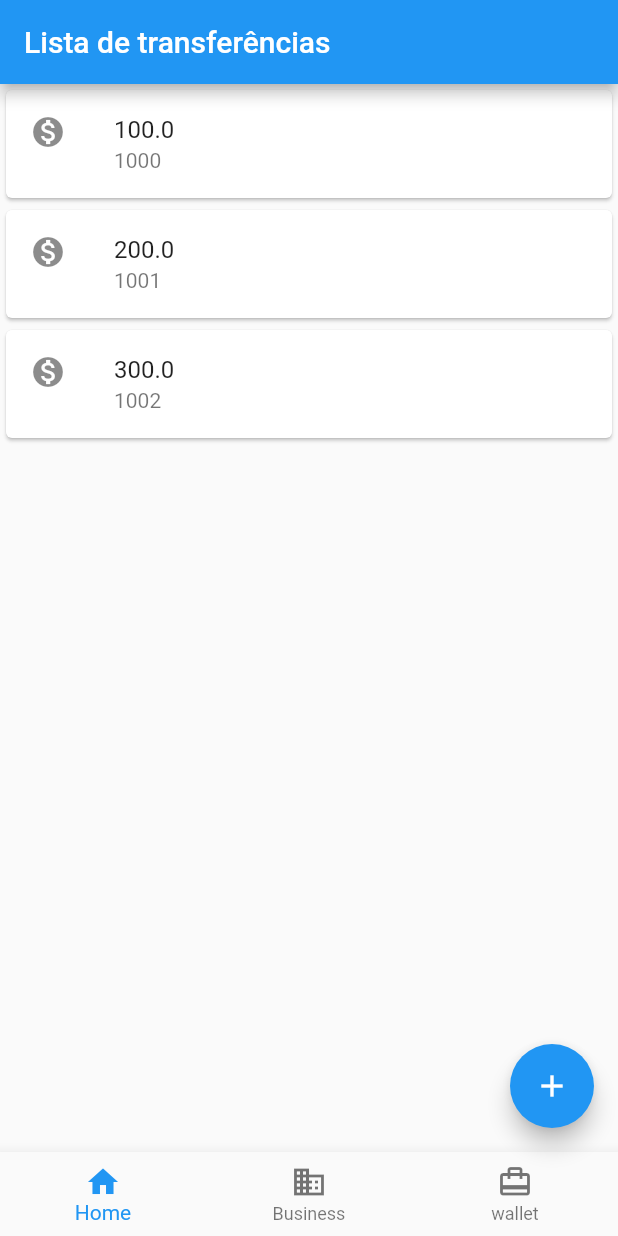
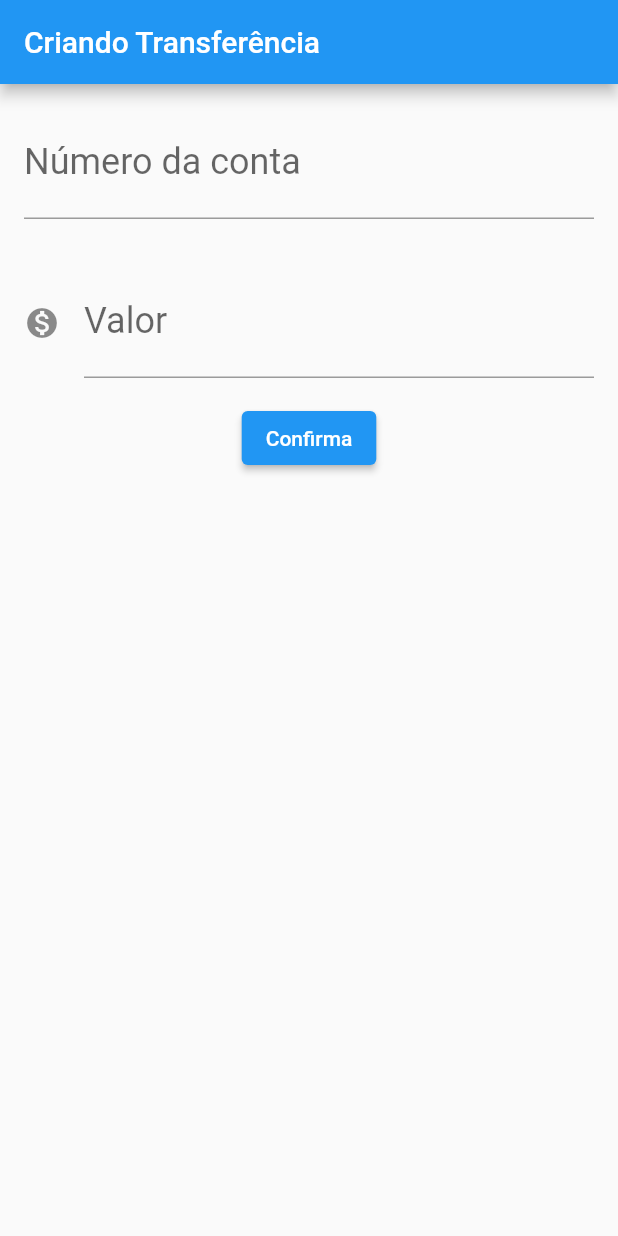
Before and after one commit to gabsabreu/bytebank, a Flutter app: the screen it shows after launch, on a phone screen of 412 x 824 dp. Run offline on Flutter 3.47's test engine with Material 2 defaults, Android fonts, the phone set to English and light mode, and no system bars.

Commit message:
criando transferencia

```diff
--- a/flutter_application_1/lib/main.dart
+++ b/flutter_application_1/lib/main.dart
@@ -1,45 +1,77 @@
 import 'package:flutter/material.dart';
 
-void main() => runApp(
-      MaterialApp(
-        home: Scaffold(
-          body: ListaTransferencias(),
-          appBar: AppBar(
-            title: Text('Lista de transferências'),
-          ),
-          floatingActionButton: FloatingActionButton(
-            onPressed: () {},
-            child: Icon(Icons.add),
-          ),
-          bottomNavigationBar: BottomNavigationBar(
-            items: const <BottomNavigationBarItem>[
-              BottomNavigationBarItem(
-                icon: Icon(Icons.home),
-                label: 'Home',
-              ),
-              BottomNavigationBarItem(
-                icon: Icon(Icons.business),
-                label: 'Business',
-              ),
-              BottomNavigationBarItem(
-                icon: Icon(Icons.wallet_travel),
-                label: 'wallet',
-              ),
-            ],
-          ),
-        ),
+void main() => runApp(BytebankApp());
+
+class BytebankApp extends StatelessWidget {
+  @override
+  Widget build(BuildContext context) {
+    return MaterialApp(
+      home: Scaffold(
+        body: FormularioTransferencia(),
       ),
     );
+  }
+}
+
+class FormularioTransferencia extends StatelessWidget {
+  @override
+  Widget build(BuildContext context) {
+    return Scaffold(
+        appBar: AppBar(
+          title: Text('Criando Transferência'),
+        ),
+        body: Column(
+          children: <Widget>[
+            Padding(
+              padding: const EdgeInsets.all(16.0),
+              child: TextField(
+                style: TextStyle(fontSize: 24.0),
+                decoration: InputDecoration(
+                  labelText: 'Número da conta',
+                  hintText: '0000',
+                ),
+                keyboardType: TextInputType.number,
+              ),
+            ),
+            Padding(
+              padding: const EdgeInsets.all(16.0),
+              child: TextField(
+                style: TextStyle(fontSize: 24.0),
+                decoration: InputDecoration(
+                  icon: Icon(Icons.monetization_on),
+                  labelText: 'Valor',
+                  hintText: '0.00',
+                ),
+                keyboardType: TextInputType.number,
+              ),
+            ),
+            ElevatedButton(
+              onPressed: () {},
+              child: const Text('Confirma'),
+            )
+          ],
+        ));
+  }
+}
 
 class ListaTransferencias extends StatelessWidget {
   @override
   Widget build(BuildContext context) {
-    return Column(
-      children: <Widget>[
-        ItemTransferencia(Transferencia(100.0, 1000)),
-        ItemTransferencia(Transferencia(200.0, 1001)),
-        ItemTransferencia(Transferencia(300.0, 1002)),
-      ],
+    return Scaffold(
+      appBar: AppBar(
+        title: Text('Transferências'),
+      ),
+      body: Column(
+        children: <Widget>[
+          ItemTransferencia(Transferencia(100.0, 1000)),
+          ItemTransferencia(Transferencia(200.0, 1001)),
+          ItemTransferencia(Transferencia(300.0, 1002)),
+        ],
+      ),
+      floatingActionButton: FloatingActionButton(
+        onPressed: () {},
+        child: Icon(Icons.add),
+      ),
     );
   }
 }
```
Also changed, not shown: 1 other file.
